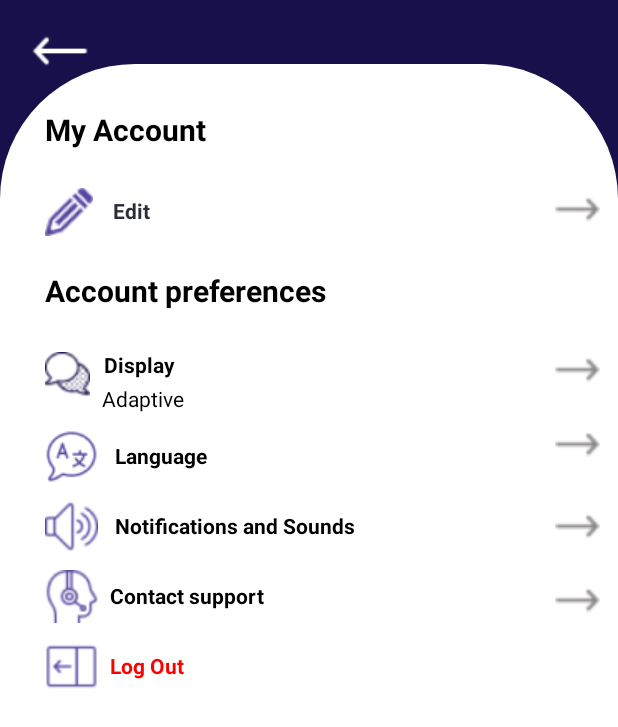
After one commit to Anas-Da/freelancing-app, an Android app: the layout activity_account_settings_service_provider1.xml on its own in the app's theme, with its tools: preview values and no code run, on a phone screen of 412 x 824 dp. The commit adds this screen. Shown: the top 727 px of the screen. Run offline under Robolectric (Android 15) with nearby library versions, the phone set to English and light mode, and no system bars.

Commit message:
activity_account_settings_service_provider edited

```diff
--- a/app/src/main/res/layout/activity_account_settings1.xml
+++ b/app/src/main/res/layout/activity_account_settings1.xml
@@ -269,7 +269,7 @@
                 android:layout_below="@+id/r8mdneptrdv4"
                 android:layout_alignParentStart="true"
                 android:layout_marginStart="30dp"
-                android:layout_marginBottom="35dp"
+                android:layout_marginBottom="20dp"
                 android:text="Account preferences"
                 android:textColor="#000000"
                 android:textSize="20sp"
--- /dev/null
+++ b/app/src/main/res/layout/activity_account_settings_service_provider1.xml
@@ -0,0 +1,332 @@
+<?xml version="1.0" encoding="utf-8"?>
+<androidx.constraintlayout.widget.ConstraintLayout xmlns:android="http://schemas.android.com/apk/res/android"
+    xmlns:app="http://schemas.android.com/apk/res-auto"
+    android:layout_width="match_parent"
+    android:layout_height="match_parent">
+    <RelativeLayout
+        android:background="#FFFFFFFF"
+        android:orientation="vertical"
+        android:layout_width="match_parent"
+        android:layout_height="match_parent">
+        <ScrollView
+            android:id="@+id/r0h5yg2kjsuak"
+            android:layout_width="match_parent"
+            android:layout_height="match_parent"
+            android:layout_weight="1"
+            android:background="#FF18104a"
+            android:fillViewport="true"
+            android:paddingTop="17dp"
+            android:paddingBottom="-3dp">
+            <RelativeLayout
+                android:layout_width="match_parent"
+                android:layout_height="match_parent"
+                android:orientation="vertical">
+
+                <ImageView
+                    android:id="@+id/re7c8b5ltt7l"
+                    android:layout_width="37dp"
+                    android:layout_height="33dp"
+                    android:layout_marginBottom="5dp"
+                    android:layout_marginHorizontal="21dp"
+                    android:src="@drawable/arrow_back"
+                    android:scaleType="fitXY"
+                    />
+                <RelativeLayout
+                    android:id="@+id/rdyndsji2gv7"
+                    android:layout_width="match_parent"
+                    android:layout_height="wrap_content"
+                    android:layout_alignParentTop="true"
+                    android:layout_alignParentBottom="true"
+                    android:layout_marginTop="25dp"
+                    android:layout_marginBottom="0dp"
+                    android:background="@drawable/tl90tr90bffffffff"
+                    android:clipChildren="false"
+                    android:clipToPadding="false"
+                    android:orientation="vertical"
+                    android:paddingVertical="30dp">
+
+                    <TextView
+                        android:id="@+id/rmmhq5zz6np"
+                        android:layout_width="wrap_content"
+                        android:layout_height="wrap_content"
+                        android:layout_alignParentTop="true"
+                        android:layout_marginStart="30dp"
+                        android:layout_marginBottom="25dp"
+                        android:text="My Account"
+                        android:textColor="#000000"
+                        android:textSize="20sp"
+                        android:textStyle="bold" />
+
+                    <RelativeLayout
+                        android:id="@+id/rv1xakfm0g58"
+                        android:layout_width="wrap_content"
+                        android:layout_height="wrap_content"
+                        android:layout_below="@+id/rmmhq5zz6np"
+                        android:layout_marginStart="30dp"
+                        android:layout_marginBottom="25dp"
+                        android:layout_marginHorizontal="12dp"
+                        android:gravity="center_vertical"
+                        android:orientation="horizontal">
+
+                        <ImageView
+                            android:id="@+id/rlreq9t2xql8"
+                            android:layout_width="wrap_content"
+                            android:layout_height="wrap_content"
+                            android:layout_marginEnd="13dp"
+                            android:scaleType="fitXY"
+                            android:src="@drawable/edit" />
+
+                        <TextView
+                            android:id="@+id/rdmx2p712xr"
+                            android:layout_width="wrap_content"
+                            android:layout_height="wrap_content"
+                            android:layout_alignParentTop="true"
+                            android:layout_marginStart="0dp"
+                            android:layout_marginTop="5dp"
+                            android:layout_toEndOf="@+id/rlreq9t2xql8"
+                            android:text="Edit"
+                            android:textColor="#2d2d3a"
+                            android:textSize="14sp"
+                            android:textStyle="bold" />
+                    </RelativeLayout>
+
+                    <ImageView
+                        android:id="@+id/rcrctlntdc8"
+                        android:layout_width="30dp"
+                        android:layout_height="29dp"
+                        android:layout_below="@+id/rmmhq5zz6np"
+                        android:layout_alignParentRight="true"
+                        android:scaleType="fitXY"
+                        android:src="@drawable/arrow_go_to"
+                        android:translationX="-12dp" />
+                    <TextView
+                        android:id="@+id/rrrtawyz1yma"
+                        android:layout_width="wrap_content"
+                        android:layout_height="wrap_content"
+                        android:layout_below="@+id/rcrctlntdc8"
+                        android:layout_alignParentStart="true"
+                        android:layout_marginTop="25dp"
+                        android:layout_marginStart="30dp"
+                        android:layout_marginBottom="20dp"
+                        android:text="Account preferences"
+                        android:textColor="#000000"
+                        android:textSize="20sp"
+                        android:textStyle="bold" />
+
+                    <RelativeLayout
+                        android:id="@+id/rnexu70wy4q"
+                        android:layout_width="wrap_content"
+                        android:layout_height="wrap_content"
+                        android:layout_below="@+id/rrrtawyz1yma"
+                        android:layout_alignParentStart="true"
+                        android:layout_marginStart="30dp"
+                        android:layout_marginBottom="11dp"
+                        android:orientation="horizontal">
+
+                        <ImageView
+                            android:id="@+id/rjdou6xq45x"
+                            android:layout_width="30dp"
+                            android:layout_height="30dp"
+                            android:layout_alignParentStart="true"
+                            android:layout_marginTop="7dp"
+                            android:layout_marginEnd="8dp"
+                            android:scaleType="fitXY"
+                            android:src="@drawable/chats_page_icon" />
+                        <RelativeLayout
+                            android:id="@+id/rwlaiz0yx7wr"
+                            android:layout_width="wrap_content"
+                            android:layout_height="wrap_content"
+                            android:layout_weight="1"
+                            android:layout_marginTop="6dp"
+                            android:layout_marginEnd="4dp"
+                            android:layout_toEndOf="@id/rjdou6xq45x"
+                            android:orientation="vertical">
+                            <TextView
+                                android:id="@+id/rwxeqi46wei"
+                                android:textColor="#000000"
+                                android:textSize="14sp"
+                                android:textStyle="bold"
+                                android:layout_marginBottom="3dp"
+                                android:layout_marginStart="1dp"
+                                android:layout_height="wrap_content"
+                                android:layout_width="wrap_content"
+                                android:text="Display"
+                                />
+                            <TextView
+                                android:id="@+id/rr0artofavhe"
+                                android:textColor="#000000"
+                                android:textSize="14sp"
+                                android:layout_height="wrap_content"
+                                android:layout_width="wrap_content"
+                                android:layout_below="@id/rwxeqi46wei"
+                                android:text="Adaptive"
+                                />
+                        </RelativeLayout>
+                    </RelativeLayout>
+
+                    <ImageView
+                        android:id="@+id/r7u6sgbvkehr"
+                        android:layout_width="30dp"
+                        android:layout_height="29dp"
+                        android:layout_below="@+id/rrrtawyz1yma"
+                        android:layout_alignParentRight="true"
+                        android:scaleType="fitXY"
+                        android:src="@drawable/arrow_go_to"
+                        android:translationX="-12dp"
+                        android:translationY="5dp"/>
+
+                    <RelativeLayout
+                        android:id="@+id/r65g1xf0lgyj"
+                        android:layout_width="wrap_content"
+                        android:layout_height="wrap_content"
+                        android:layout_below="@+id/rnexu70wy4q"
+                        android:layout_alignParentStart="true"
+                        android:layout_marginStart="30dp"
+                        android:layout_marginBottom="11dp"
+                        android:orientation="horizontal">
+                        <ImageView
+                            android:id="@+id/rcrwwhgl8m6i"
+                            android:layout_width="35dp"
+                            android:layout_height="35dp"
+                            android:layout_marginEnd="8dp"
+                            android:src="@drawable/language"
+                            android:scaleType="fitXY"
+                            />
+                        <TextView
+                            android:id="@+id/rps9h5anc9g"
+                            android:textColor="#000000"
+                            android:textSize="14sp"
+                            android:textStyle="bold"
+                            android:layout_height="wrap_content"
+                            android:layout_width="wrap_content"
+                            android:layout_toEndOf="@+id/rcrwwhgl8m6i"
+                            android:layout_marginTop="7dp"
+                            android:text=" Language"
+                            />
+                    </RelativeLayout>
+
+                    <ImageView
+                        android:id="@+id/rwmcd4bsyfw"
+                        android:layout_width="30dp"
+                        android:layout_height="29dp"
+                        android:layout_below="@+id/r7u6sgbvkehr"
+                        android:layout_alignParentRight="true"
+                        android:layout_marginTop="25dp"
+                        android:scaleType="fitXY"
+                        android:src="@drawable/arrow_go_to"
+                        android:translationX="-12dp" />
+
+                    <RelativeLayout
+                        android:id="@+id/rn45zh29vc4"
+                        android:layout_width="wrap_content"
+                        android:layout_height="wrap_content"
+                        android:layout_below="@+id/r65g1xf0lgyj"
+                        android:layout_alignParentStart="true"
+                        android:layout_marginStart="30dp"
+                        android:layout_marginBottom="11dp"
+                        android:orientation="horizontal">
+                        <ImageView
+                            android:id="@+id/r038ch8p7ra38"
+                            android:layout_width="35dp"
+                            android:layout_height="35dp"
+                            android:layout_marginEnd="8dp"
+                            android:src="@drawable/sound"
+                            android:scaleType="fitXY"
+                            />
+                        <TextView
+                            android:id="@+id/ragfe03ubvyq"
+                            android:textColor="#000000"
+                            android:textSize="14sp"
+                            android:textStyle="bold"
+                            android:layout_height="wrap_content"
+                            android:layout_width="wrap_content"
+                            android:layout_toEndOf="@+id/r038ch8p7ra38"
+                            android:layout_marginTop="7dp"
+                            android:text=" Notifications and Sounds"
+                            />
+                    </RelativeLayout>
+                    <ImageView
+                        android:id="@+id/rfjhc72kiqkv"
+                        android:layout_width="30dp"
+                        android:layout_height="29dp"
+                        android:layout_below="@+id/rwmcd4bsyfw"
+                        android:layout_alignParentRight="true"
+                        android:layout_marginTop="25dp"
+                        android:scaleType="fitXY"
+                        android:src="@drawable/arrow_go_to"
+                        android:translationX="-12dp"
+                        />
+                    <RelativeLayout
+                        android:id="@+id/rpj6mnpojvz"
+                        android:layout_width="wrap_content"
+                        android:layout_height="wrap_content"
+                        android:layout_below="@+id/rn45zh29vc4"
+                        android:layout_alignParentStart="true"
+                        android:layout_marginStart="30dp"
+                        android:layout_marginBottom="11dp"
+                        android:orientation="horizontal">
+                        <ImageView
+                            android:id="@+id/rqsibw6gp43"
+                            android:layout_width="35dp"
+                            android:layout_height="35dp"
+                            android:layout_marginEnd="8dp"
+                            android:src="@drawable/support"
+                            android:scaleType="fitXY"
+                            />
+                        <TextView
+                            android:id="@+id/rcja843q1rgo"
+                            android:textColor="#000000"
+                            android:textSize="14sp"
+                            android:textStyle="bold"
+                            android:layout_height="wrap_content"
+                            android:layout_width="wrap_content"
+                            android:layout_toEndOf="@+id/rqsibw6gp43"
+                            android:layout_marginTop="7dp"
+                            android:text="Contact support"
+                            />
+                    </RelativeLayout>
+                    <ImageView
+                        android:id="@+id/rta19em652k"
+                        android:layout_width="30dp"
+                        android:layout_height="29dp"
+                        android:layout_below="@+id/rfjhc72kiqkv"
+                        android:layout_alignParentRight="true"
+                        android:layout_marginTop="20dp"
+                        android:scaleType="fitXY"
+                        android:src="@drawable/arrow_go_to"
+                        android:translationX="-12dp"
+                        />
+                    <RelativeLayout
+                        android:id="@+id/r5ulg5dkdh0a"
+                        android:layout_width="wrap_content"
+                        android:layout_height="wrap_content"
+                        android:layout_below="@+id/rpj6mnpojvz"
+                        android:layout_alignParentStart="true"
+                        android:layout_marginStart="30dp"
+                        android:layout_marginBottom="11dp"
+                        android:orientation="horizontal">
+                        <ImageView
+                            android:id="@+id/r038ch8p7ra3"
+                            android:layout_width="35dp"
+                            android:layout_height="35dp"
+                            android:layout_marginEnd="8dp"
+                            android:src="@drawable/log_out"
+                            android:scaleType="fitXY"
+                            />
+                        <TextView
+                            android:id="@+id/ragfe03ubvy"
+                            android:textColor="#ff0000"
+                            android:textSize="14sp"
+                            android:textStyle="bold"
+                            android:layout_height="wrap_content"
+                            android:layout_width="wrap_content"
+                            android:layout_toEndOf="@+id/r038ch8p7ra3"
+                            android:layout_marginTop="7dp"
+                            android:text="Log Out"
+                            />
+                    </RelativeLayout>
+                </RelativeLayout>
+            </RelativeLayout>
+        </ScrollView>
+    </RelativeLayout>
+</androidx.constraintlayout.widget.ConstraintLayout>
```
Also changed, not shown: app/src/main/res/layout/activity_customer_support.xml (renamed from app/src/main/res/layout/activity_android_small-_43.xml), app/src/main/res/layout/activity_service_provider_support.xml (renamed from app/src/main/res/layout/activity_android_small_42.xml), app/src/main/res/layout/activity_single_workgroup_customer.xml (renamed from app/src/main/res/layout/activity_single_workgroup.xml), app/src/main/res/layout/activity_single_workgroup_service_provider.xml (renamed from app/src/main/res/layout/activity_android_small-_17.xml).
